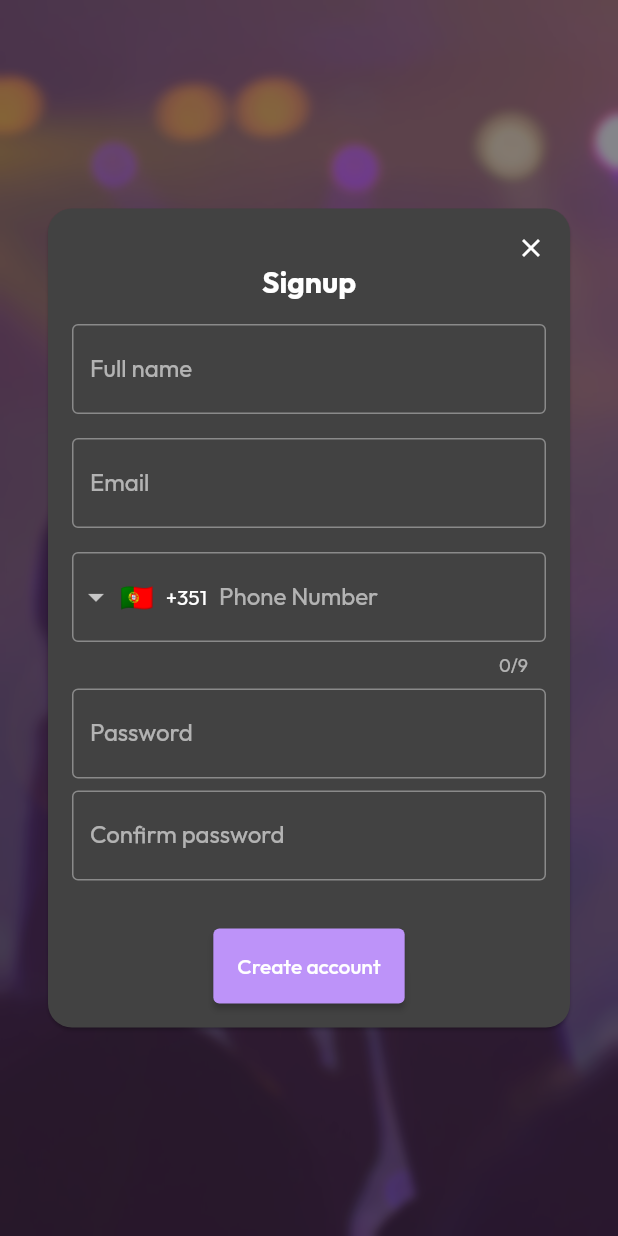
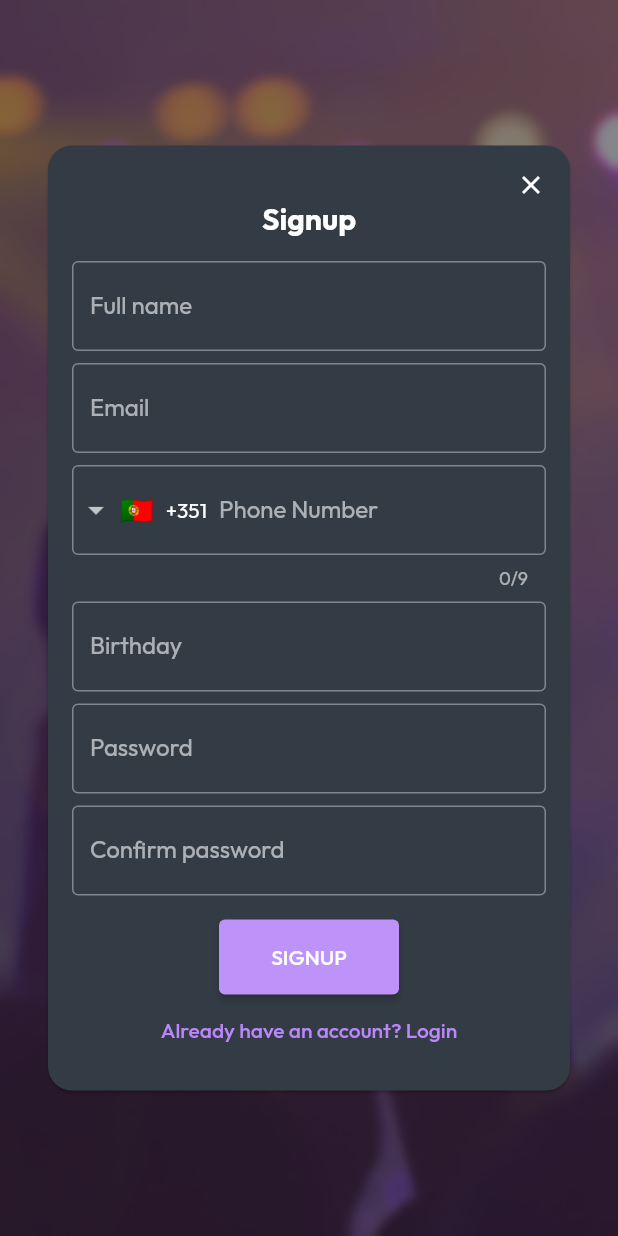
Before and after one commit to FranciscoCardita/social-summit, a Flutter app: the screen it shows after launch, after a tap on "SIGNUP", on a phone screen of 412 x 824 dp. Run offline on Flutter 3.47's test engine with Material 2 defaults, Android fonts, the light colour scheme and no system bars; drawn by our look-alikes of intl_phone_field; our stand-ins replace google_fonts, google_maps_flutter, shared_preferences.

Commit message:
Add login and signup integrations

```diff
--- a/frontend/lib/main.dart
+++ b/frontend/lib/main.dart
@@ -1,8 +1,11 @@
+import 'dart:convert';
 import 'dart:ui';
 import 'package:flutter/material.dart';
 import 'package:google_fonts/google_fonts.dart';
 import 'package:intl_phone_field/intl_phone_field.dart';
 import 'package:proj/wallet.dart';
+import 'package:http/http.dart' as http;
+import 'package:shared_preferences/shared_preferences.dart';
 
 void main() {
   runApp(const FestivalManagerApp());
@@ -14,6 +17,7 @@ class FestivalManagerApp extends StatelessWidget {
   @override
   Widget build(BuildContext context) {
     return MaterialApp(
+      debugShowCheckedModeBanner: false,
       title: 'Festival Manager',
       theme: ThemeData(
         fontFamily: GoogleFonts.outfit().fontFamily,
@@ -26,13 +30,14 @@ class FestivalManagerApp extends StatelessWidget {
         elevatedButtonTheme: ElevatedButtonThemeData(
           style: ButtonStyle(
             padding: MaterialStateProperty.all<EdgeInsets>(
-              const EdgeInsets.symmetric(horizontal: 16, vertical: 8), // Adjust padding
+              const EdgeInsets.symmetric(horizontal: 16, vertical: 8),
             ),
             minimumSize: MaterialStateProperty.all<Size>(
-              const Size(120, 50), // Adjust minimum size
+              const Size(120, 50),
             ),
-            backgroundColor: MaterialStateProperty.all<Color>(const Color(0xFFBD93F9)),
-            foregroundColor: MaterialStateProperty.all<Color>(Colors.white), // Set button text color to white
+            backgroundColor:
+                MaterialStateProperty.all<Color>(const Color(0xFFBD93F9)),
+            foregroundColor: MaterialStateProperty.all<Color>(Colors.white),
           ),
         ),
       ),
@@ -49,6 +54,23 @@ class LoggedOutScreen extends StatefulWidget {
 class _LoggedOutScreenState extends State<LoggedOutScreen> {
   bool showLoginOverlay = false;
   bool showSignupOverlay = false;
+  String _token = '';
+
+  Future<void> _getToken() async {
+    final prefs = await SharedPreferences.getInstance();
+    final token = prefs.getString('token') ?? '';
+    setState(() {
+      _token = token;
+    });
+  }
+
+  Future<void> _setToken(String token) async {
+    final prefs = await SharedPreferences.getInstance();
+    await prefs.setString('token', token);
+    setState(() {
+      _token = token;
+    });
+  }
 
   void showLogin() {
     setState(() {
@@ -69,6 +91,80 @@ class _LoggedOutScreenState extends State<LoggedOutScreen> {
     });
   }
 
+  void login(String email, String password) async {
+    final url = Uri.parse('https://social-summit.edid.dev/api/oauth/login');
+    final headers = {'Content-Type': 'application/json'};
+    final body = jsonEncode({'email': email, 'password': password});
+    final response = await http.post(url, headers: headers, body: body);
+
+    if (response.statusCode == 200) {
+      Navigator.push(
+        context,
+        MaterialPageRoute(
+          builder: (context) => Wallet(),
+        ),
+      );
+    } else {
+      showDialog(
+        context: context,
+        builder: (BuildContext context) {
+          return AlertDialog(
+            title: const Text('Login Failed'),
+            content: const Text('Invalid email or password.'),
+            actions: [
+              TextButton(
+                onPressed: () {
+                  Navigator.of(context).pop();
+                },
+                child: const Text('OK'),
+              ),
+            ],
+          );
+        },
+      );
+    }
+  }
+
+  void signup(String fullName, String email, String phoneNumber, String birthday, String password) async {
+    final url = Uri.parse('https://social-summit.edid.dev/api/users');
+    final headers = {'Content-Type': 'application/json'};
+    final body = jsonEncode({
+      'name': fullName,
+      'email': email,
+      'phone': phoneNumber,
+      'birthDate': birthday,
+      'password': password,
+    });
+    final response = await http.post(url, headers: headers, body: body);
+
+    if (response.statusCode == 200) {
+      Navigator.push(
+        context,
+        MaterialPageRoute(
+          builder: (context) => Wallet(),
+        ),
+      );
+    } else {
+      showDialog(
+        context: context,
+        builder: (BuildContext context) {
+          return AlertDialog(
+            title: const Text('Signup Failed'),
+            content: const Text('Failed to create an account.'),
+            actions: [
+              TextButton(
+                onPressed: () {
+                  Navigator.of(context).pop();
+                },
+                child: const Text('OK'),
+              ),
+            ],
+          );
+        },
+      );
+    }
+  }
+
   @override
   Widget build(BuildContext context) {
     return Scaffold(
@@ -85,7 +181,7 @@ class _LoggedOutScreenState extends State<LoggedOutScreen> {
           Center(
             child: Column(
               mainAxisAlignment: MainAxisAlignment.center,
-              children: const[
+              children: const [
                 Text(
                   'Social',
                   style: TextStyle(
@@ -129,7 +225,8 @@ class _LoggedOutScreenState extends State<LoggedOutScreen> {
                     ElevatedButton(
                       onPressed: showLogin,
                       style: ButtonStyle(
-                        backgroundColor: MaterialStateProperty.all<Color>(Colors.grey.withOpacity(0.3)),// Set button text color to black
+                        backgroundColor: MaterialStateProperty.all<Color>(
+                            Colors.grey.withOpacity(0.3)),
                       ),
                       child: const Text('LOGIN'),
                     ),
@@ -145,15 +242,16 @@ class _LoggedOutScreenState extends State<LoggedOutScreen> {
           ),
           if (showLoginOverlay || showSignupOverlay)
             BackdropFilter(
-              filter: ImageFilter.blur(sigmaX: 3, sigmaY: 3), // Adjust blur strength if needed
+              filter: ImageFilter.blur(sigmaX: 3, sigmaY: 3),
               child: Container(
-                color: Colors.black.withOpacity(0.1), // Adjust the opacity if needed
+                color: Colors.black.withOpacity(0.1),
               ),
             ),
           if (showLoginOverlay)
             OverlayScreen(
               child: LoginScreen(
                 onClose: closeOverlay,
+                onLogin: login,
               ),
             ),
           if (showSignupOverlay)
@@ -164,6 +262,7 @@ class _LoggedOutScreenState extends State<LoggedOutScreen> {
                   closeOverlay();
                   showLogin();
                 },
+                onSignup: signup,
               ),
             ),
         ],
@@ -180,14 +279,10 @@ class OverlayScreen extends StatelessWidget {
   @override
   Widget build(BuildContext context) {
     return GestureDetector(
-      onTap: () {
-        // Prevent taps from propagating to the underlying screen
-      },
+      onTap: () {},
       child: Container(
         child: Center(
-          child: Container(
-            child: child
-          ),
+          child: Container(child: child),
         ),
       ),
     );
@@ -196,8 +291,9 @@ class OverlayScreen extends StatelessWidget {
 
 class LoginScreen extends StatelessWidget {
   final VoidCallback onClose;
+  final void Function(String email, String password) onLogin;
 
-  const LoginScreen({required this.onClose});
+  const LoginScreen({required this.onClose, required this.onLogin});
 
   void navigateToWallet(BuildContext context) {
     Navigator.push(
@@ -210,8 +306,12 @@ class LoginScreen extends StatelessWidget {
 
   @override
   Widget build(BuildContext context) {
+    String email = '';
+    String password = '';
+
     return Container(
       child: Card(
+        color: const Color.fromARGB(255, 51, 60, 69),
         shape: RoundedRectangleBorder(
           borderRadius: BorderRadius.circular(16.0),
         ),
@@ -242,31 +342,33 @@ class LoginScreen extends StatelessWidget {
               ),
               Column(
                 mainAxisSize: MainAxisSize.min,
-                children: const [
-                  SizedBox(height: 32),
+                children: [
+                  const SizedBox(height: 32),
                   TextField(
-                    decoration: InputDecoration(
+                    decoration: const InputDecoration(
                       labelText: 'Email',
                       border: OutlineInputBorder(
                         borderSide: BorderSide(),
                       ),
                     ),
+                    onChanged: (value) => email = value,
                   ),
-                  SizedBox(height: 8),
+                  const SizedBox(height: 8),
                   TextField(
                     obscureText: true,
-                    decoration: InputDecoration(
+                    decoration: const InputDecoration(
                       labelText: 'Password',
                       border: OutlineInputBorder(
                         borderSide: BorderSide(),
                       ),
                     ),
+                    onChanged: (value) => password = value,
                   ),
                 ],
               ),
               const SizedBox(height: 32),
               ElevatedButton(
-                onPressed: () => navigateToWallet(context),
+                onPressed: () => onLogin(email, password),
                 child: const Text('Login'),
               ),
             ],
@@ -280,14 +382,33 @@ class LoginScreen extends StatelessWidget {
 class SignupScreen extends StatelessWidget {
   final VoidCallback onClose;
   final VoidCallback onShowLogin;
+  final void Function(
+    String fullName,
+    String email,
+    String phoneNumber,
+    String address,
+    String password,
+  ) onSignup;
 
-  const SignupScreen({required this.onClose, required this.onShowLogin});
+  const SignupScreen({
+    required this.onClose,
+    required this.onShowLogin,
+    required this.onSignup,
+  });
 
   @override
   Widget build(BuildContext context) {
+    String name = '';
+    String email = '';
+    String phone = '';
+    String birthDate = '';
+    String password = '';
+    String confirmPassword = '';
+
     return Container(
       child: Center(
         child: Card(
+          color: const Color.fromARGB(255, 51, 60, 69),
           shape: RoundedRectangleBorder(
             borderRadius: BorderRadius.circular(16.0),
           ),
@@ -320,24 +441,26 @@ class SignupScreen extends StatelessWidget {
                   mainAxisSize: MainAxisSize.min,
                   children: [
                     const SizedBox(height: 16),
-                  const TextField(
-                    decoration: InputDecoration(
+                    TextField(
+                      decoration: const InputDecoration(
                         labelText: 'Full name',
                         border: OutlineInputBorder(
                           borderSide: BorderSide(),
                         ),
                       ),
+                      onChanged: (value) => name = value,
                     ),
-                  const SizedBox(height: 16),
-                  const TextField(
-                    decoration: InputDecoration(
+                    const SizedBox(height: 8),
+                    TextField(
+                      decoration: const InputDecoration(
                         labelText: 'Email',
                         border: OutlineInputBorder(
                           borderSide: BorderSide(),
                         ),
                       ),
+                      onChanged: (value) => email = value,
                     ),
-                  const SizedBox(height: 16),
+                    const SizedBox(height: 8),
                     IntlPhoneField(
                       decoration: const InputDecoration(
                         labelText: 'Phone Number',
@@ -346,36 +469,81 @@ class SignupScreen extends StatelessWidget {
                         ),
                       ),
                       initialCountryCode: 'PT',
-                    onChanged: (phone) {
-                        print(phone.completeNumber);
+                      onChanged: (phoneNum) {
+                        phone = phoneNum.completeNumber;
                       },
                     ),
                     const SizedBox(height: 8),
-                  const TextField(
+                    TextField(
+                      decoration: const InputDecoration(
+                        labelText: 'Birthday',
+                        border: OutlineInputBorder(
+                          borderSide: BorderSide(),
+                        ),
+                      ),
+                      onChanged: (value) => birthDate = value,
+                    ),
+                    const SizedBox(height: 8),
+                    TextField(
                       obscureText: true,
-                    decoration: InputDecoration(
+                      decoration: const InputDecoration(
                         labelText: 'Password',
                         border: OutlineInputBorder(
                           borderSide: BorderSide(),
                         ),
                       ),
+                      onChanged: (value) => password = value,
                     ),
                     const SizedBox(height: 8),
-                  const TextField(
+                    TextField(
                       obscureText: true,
-                    decoration: InputDecoration(
+                      decoration: const InputDecoration(
                         labelText: 'Confirm password',
                         border: OutlineInputBorder(
                           borderSide: BorderSide(),
                         ),
                       ),
+                      onChanged: (value) => confirmPassword = value,
                     ),
                   ],
                 ),
-                const SizedBox(height: 32),
+                const SizedBox(height: 16),
                 ElevatedButton(
+                  onPressed: () {
+                    if (password == confirmPassword) {
+                      onSignup(
+                        name,
+                        email,
+                        phone,
+                        birthDate,
+                        password,
+                      );
+                    } else {
+                      showDialog(
+                        context: context,
+                        builder: (BuildContext context) {
+                          return AlertDialog(
+                            title: const Text('Password Mismatch'),
+                            content: const Text('Passwords do not match.'),
+                            actions: [
+                              TextButton(
+                                onPressed: () {
+                                  Navigator.of(context).pop();
+                                },
+                                child: const Text('OK'),
+                              ),
+                            ],
+                          );
+                        },
+                      );
+                    }
+                  },
+                  child: const Text('SIGNUP'),
+                ),
+                // const SizedBox(height: 8),
+                TextButton(
                   onPressed: onShowLogin,
-                  child: const Text('Create account'),
+                  child: const Text('Already have an account? Login'),
                 ),
               ],
             ),
--- a/frontend/pubspec.yaml
+++ b/frontend/pubspec.yaml
@@ -35,6 +35,7 @@ dependencies:
   google_fonts: ^4.0.4
   http: ^0.13.6
   google_maps_flutter: ^2.0.9
+  shared_preferences: ^2.1.1
 
 dev_dependencies:
   flutter_test:
```
Also changed, not shown: frontend/pubspec.lock. Lines whose indentation alone changed are shown as unchanged.
